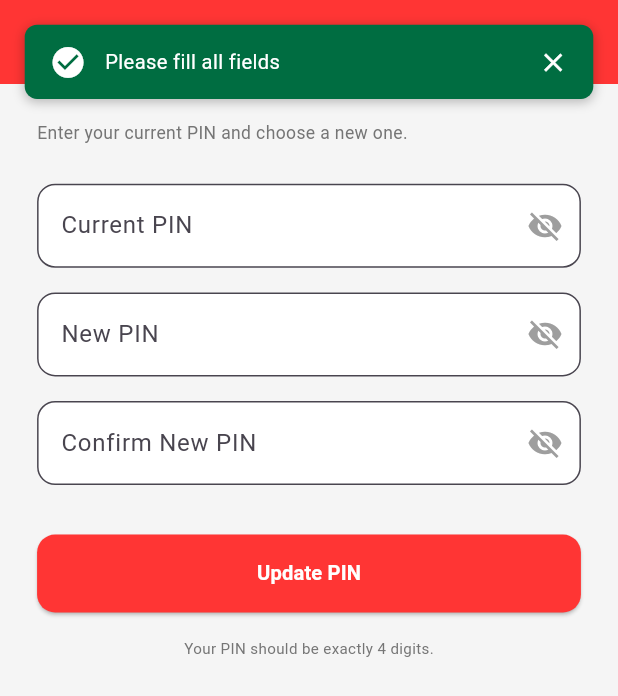
After one commit to sanjay14sn/Grip_new, a Flutter app: the ChangePinPage screen opened by its route, after a tap on "Update PIN", on a phone screen of 412 x 824 dp. The commit adds this screen. Shown: the top 696 px of the screen. Run offline on Flutter 3.47's test engine with Material 3 defaults, Android fonts, the phone set to English and light mode, and no system bars; our stand-ins replace cached_network_image, carousel_slider, connectivity_plus, device_info_plus, dio, dotted_border and 18 more; missing offline and left inert: dashed_circle, mobile_scanner; accounts and stored records are empty; network calls fail.

Commit message:
change pin fun & new ui

```diff
--- a/lib/backend/gorouter.dart
+++ b/lib/backend/gorouter.dart
@@ -6,6 +6,7 @@ import 'package:grip/components/failure_attandance.dart';
 import 'package:grip/networkerror.dart';
 import 'package:grip/pages/Editprofile.dart';
 import 'package:grip/pages/Eventpage.dart';
+import 'package:grip/pages/changepin.dart';
 import 'package:grip/pages/chapter_detailes/chapterdetails.dart';
 import 'package:grip/pages/chapter_detailes/membermodel.dart';
 import 'package:grip/pages/chapter_detailes/mychapter/member_info.dart';
@@ -61,6 +62,11 @@ final GoRouter router = GoRouter(
     GoRoute(
       path: '/login',
       builder: (context, state) => LoginScreen(),
+    ),
+
+      GoRoute(
+      path: '/changePin',
+      builder: (context, state) => ChangePinPage(),
     ),
     GoRoute(
       path: '/homepage',
@@ -371,5 +377,6 @@ final GoRouter router = GoRouter(
         );
       },
     ),
+
   ],
 );
--- /dev/null
+++ b/lib/pages/changepin.dart
@@ -0,0 +1,186 @@
+import 'package:flutter/material.dart';
+import 'package:flutter/services.dart';
+import 'package:grip/components/Dotloader.dart';
+import 'package:grip/pages/toastutill.dart';
+import 'package:sizer/sizer.dart';
+import '../backend/api-requests/no_auth_api.dart';
+
+class ChangePinPage extends StatefulWidget {
+  const ChangePinPage({super.key});
+
+  @override
+  State<ChangePinPage> createState() => _ChangePinPageState();
+}
+
+class _ChangePinPageState extends State<ChangePinPage> {
+  final currentPinController = TextEditingController();
+  final newPinController = TextEditingController();
+  final confirmPinController = TextEditingController();
+
+  bool isLoading = false;
+
+  // Visibility states for each PIN field
+  bool _showCurrentPin = false;
+  bool _showNewPin = false;
+  bool _showConfirmPin = false;
+
+  Future<void> _handleChangePin() async {
+    final currentPin = currentPinController.text.trim();
+    final newPin = newPinController.text.trim();
+    final confirmPin = confirmPinController.text.trim();
+
+    // Validation
+    if (currentPin.isEmpty || newPin.isEmpty || confirmPin.isEmpty) {
+      ToastUtil.showToast(context, "Please fill all fields");
+      return;
+    }
+    if (currentPin.length != 4 ||
+        newPin.length != 4 ||
+        confirmPin.length != 4) {
+      ToastUtil.showToast(context, "All PINs must be exactly 4 digits");
+      return;
+    }
+    if (newPin != confirmPin) {
+      ToastUtil.showToast(context, "New PINs do not match");
+      return;
+    }
+
+    setState(() => isLoading = true);
+
+    try {
+      final response = await PublicRoutesApiService.changePin(
+        currentPin: currentPin,
+        newPin: newPin,
+      );
+
+      setState(() => isLoading = false);
+
+      if (response.isSuccess) {
+        ToastUtil.showToast(
+            context, response.message ?? "PIN updated successfully");
+        Navigator.pop(context);
+      } else {
+        ToastUtil.showToast(
+            context, response.message ?? "Failed to update PIN");
+      }
+    } catch (e) {
+      setState(() => isLoading = false);
+      ToastUtil.showToast(context, "Something went wrong");
+    }
+  }
+
+  @override
+  void dispose() {
+    currentPinController.dispose();
+    newPinController.dispose();
+    confirmPinController.dispose();
+    super.dispose();
+  }
+
+  @override
+  Widget build(BuildContext context) {
+    return Sizer(
+      builder: (context, orientation, deviceType) {
+        return Scaffold(
+          backgroundColor: Colors.grey[100],
+          appBar: AppBar(
+            title: const Text("Change PIN"),
+            centerTitle: true,
+            backgroundColor: const Color(0xFFFF3534),
+          ),
+          body: Padding(
+            padding: EdgeInsets.all(6.w),
+            child: Column(
+              crossAxisAlignment: CrossAxisAlignment.start,
+              children: [
+                Text(
+                  "Enter your current PIN and choose a new one.",
+                  style: TextStyle(fontSize: 14.sp, color: Colors.grey[600]),
+                ),
+                SizedBox(height: 3.h),
+                _pinField("Current PIN", currentPinController, _showCurrentPin,
+                    () {
+                  setState(() => _showCurrentPin = !_showCurrentPin);
+                }),
+                SizedBox(height: 2.h),
+                _pinField("New PIN", newPinController, _showNewPin, () {
+                  setState(() => _showNewPin = !_showNewPin);
+                }),
+                SizedBox(height: 2.h),
+                _pinField(
+                    "Confirm New PIN", confirmPinController, _showConfirmPin,
+                    () {
+                  setState(() => _showConfirmPin = !_showConfirmPin);
+                }),
+                SizedBox(height: 4.h),
+                SizedBox(
+                  width: double.infinity,
+                  child: ElevatedButton(
+                    style: ElevatedButton.styleFrom(
+                      backgroundColor: const Color(0xFFFF3534),
+                      padding: EdgeInsets.symmetric(vertical: 2.h),
+                      shape: RoundedRectangleBorder(
+                        borderRadius: BorderRadius.circular(12),
+                      ),
+                    ),
+                    onPressed: isLoading ? null : _handleChangePin,
+                    child: isLoading
+                        ? const DotLoader(
+                            color: Colors.white, size: 8, dotCount: 3)
+                        : Text(
+                            "Update PIN",
+                            style: TextStyle(
+                              fontSize: 15.sp,
+                              fontWeight: FontWeight.bold,
+                              color: Colors.white,
+                            ),
+                          ),
+                  ),
+                ),
+                SizedBox(height: 2.h),
+                Center(
+                  child: Text(
+                    "Your PIN should be exactly 4 digits.",
+                    style: TextStyle(fontSize: 13.sp, color: Colors.grey[600]),
+                  ),
+                )
+              ],
+            ),
+          ),
+        );
+      },
+    );
+  }
+
+  Widget _pinField(String label, TextEditingController controller,
+      bool isVisible, VoidCallback toggleVisibility) {
+    return TextField(
+      controller: controller,
+      obscureText: !isVisible,
+      keyboardType: TextInputType.number,
+      maxLength: 4,
+      inputFormatters: [FilteringTextInputFormatter.digitsOnly],
+      onChanged: (value) {
+        if (value.length == 4) {
+          FocusScope.of(context).unfocus(); // Close keyboard
+        }
+      },
+      decoration: InputDecoration(
+        labelText: label,
+        counterText: "",
+        border: OutlineInputBorder(
+          borderRadius: BorderRadius.circular(12),
+        ),
+        filled: true,
+        fillColor: Colors.white,
+        suffixIcon: IconButton(
+          icon: Icon(
+            isVisible ? Icons.visibility : Icons.visibility_off,
+            color: Colors.grey,
+          ),
+          onPressed: toggleVisibility,
+        ),
+      ),
+    );
+  }
+}
--- a/lib/pages/homepage/homescreen.dart
+++ b/lib/pages/homepage/homescreen.dart
@@ -1,4 +1,5 @@
 import 'dart:convert';
+
 import 'package:flutter/material.dart';
 import 'package:flutter_secure_storage/flutter_secure_storage.dart';
 import 'package:go_router/go_router.dart';
@@ -318,7 +319,6 @@ class _HomescreenState extends State<Homescreen> {
       await dashboardProvider.fetchDashboardData();
     } catch (e) {
       // Handle error if needed
-      debugPrint('Dashboard reload failed: $e');
     }
   }
 
--- a/lib/pages/loginpage.dart
+++ b/lib/pages/loginpage.dart
@@ -86,7 +86,7 @@ class _LoginScreenState extends State<LoginScreen> {
 
           // ✅ Save chapterId separately
           final chapterId = userJson['chapterId'];
-          print('📦 chapterId: $chapterId'); // 👈 Debug print
+
           if (chapterId != null) {
             await storage.write(key: 'chapter_id', value: chapterId);
           }
--- a/lib/pages/meeting.dart
+++ b/lib/pages/meeting.dart
@@ -45,7 +45,7 @@ class _MeetingDetailsPageState extends State<MeetingDetailsPage> {
         }
 
         final attendanceList = outerList.first['attendanceStatus'] ?? [];
-        print('📋 Attendance list: $attendanceList');
+
 
         final updatedCounts = {
           'present': 0,
--- a/lib/pages/qrscanner.dart
+++ b/lib/pages/qrscanner.dart
@@ -107,7 +107,7 @@ class _QRScanPageState extends State<QRScanPage> {
       final double distance =
           Geolocator.distanceBetween(userLat, userLng, qrLat, qrLng);
 
-      if (distance > 100) {
+      if (distance > 200) {
         throw Exception(
             "Attendance can only be marked when you're in the meeting location");
       }
@@ -118,7 +118,7 @@ class _QRScanPageState extends State<QRScanPage> {
 
       final response = await PublicRoutesApiService.markAttendance(meetingId);
 
-      await Future.delayed(const Duration(milliseconds: 700));
+      await Future.delayed(const Duration(milliseconds: 100));
       if (!context.mounted) return;
 
       Navigator.of(context).pop(); // dismiss loading
```
Also changed, not shown: lib/backend/api-requests/no_auth_api.dart (+46 -0 lines), lib/pages/profilepage.dart (+26 -6 lines).
